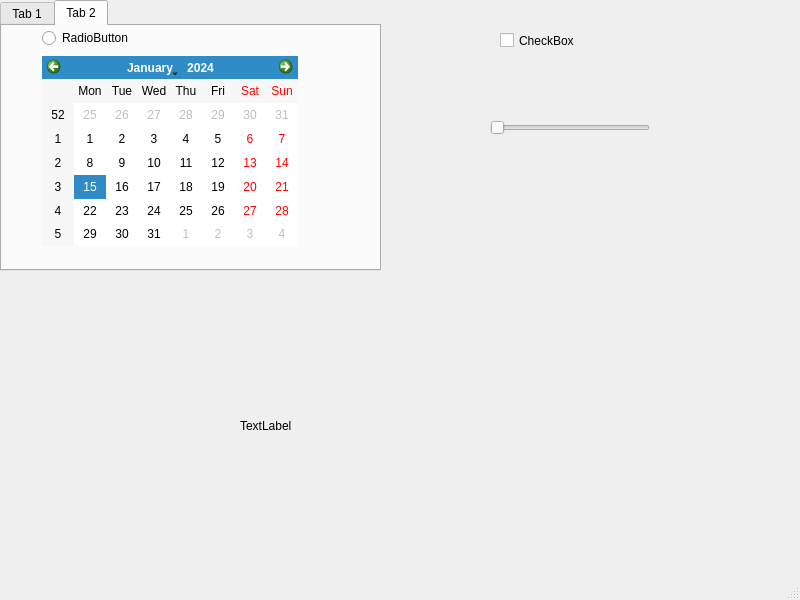
Qt form test.ui (kamildono/OOP2026) before a commit.
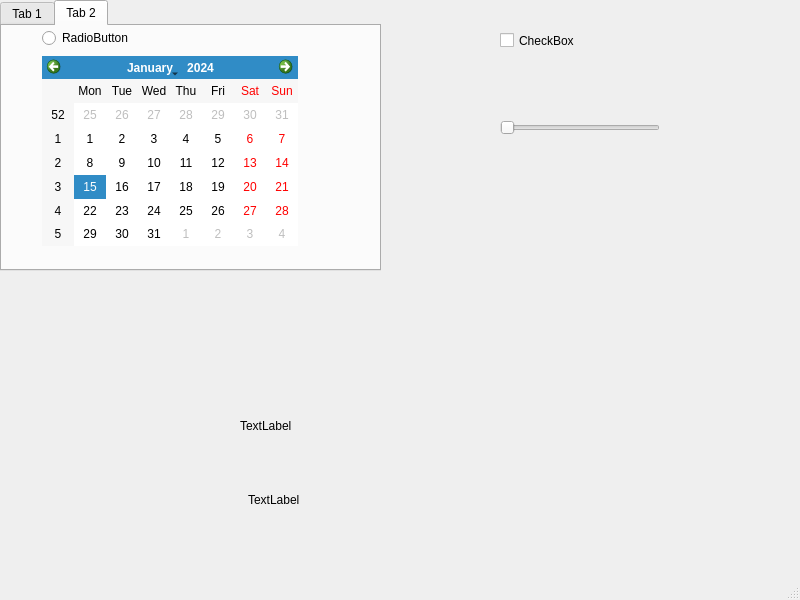
The same form after that commit.

Diff of the .ui file:
```diff
--- a/test.ui
+++ b/test.ui
@@ -96,7 +96,7 @@
    <widget class="QSlider" name="horizontalSlider">
     <property name="geometry">
      <rect>
-      <x>490</x>
+      <x>500</x>
       <y>120</y>
       <width>160</width>
       <height>16</height>
@@ -135,6 +135,19 @@
      <string>TextLabel</string>
     </property>
    </widget>
+   <widget class="QLabel" name="label3">
+    <property name="geometry">
+     <rect>
+      <x>248</x>
+      <y>490</y>
+      <width>481</width>
+      <height>20</height>
+     </rect>
+    </property>
+    <property name="text">
+     <string>TextLabel</string>
+    </property>
+   </widget>
   </widget>
   <widget class="QMenuBar" name="menubar">
    <property name="geometry">
```
Left out of the diff: 10 changed lines with no effect on the pictures.
